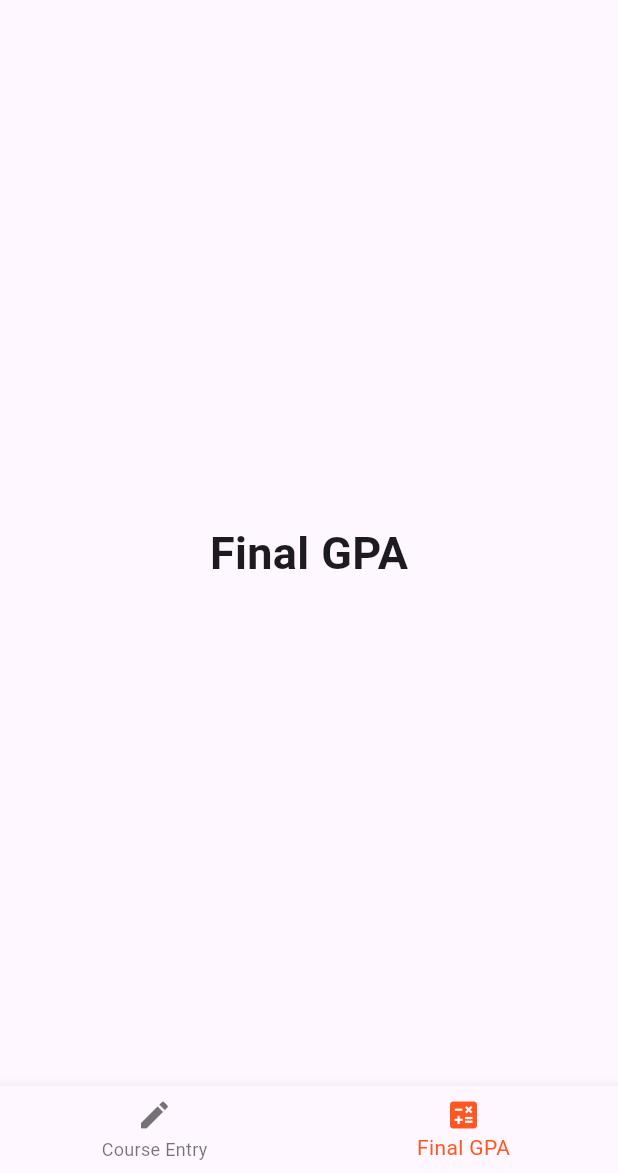
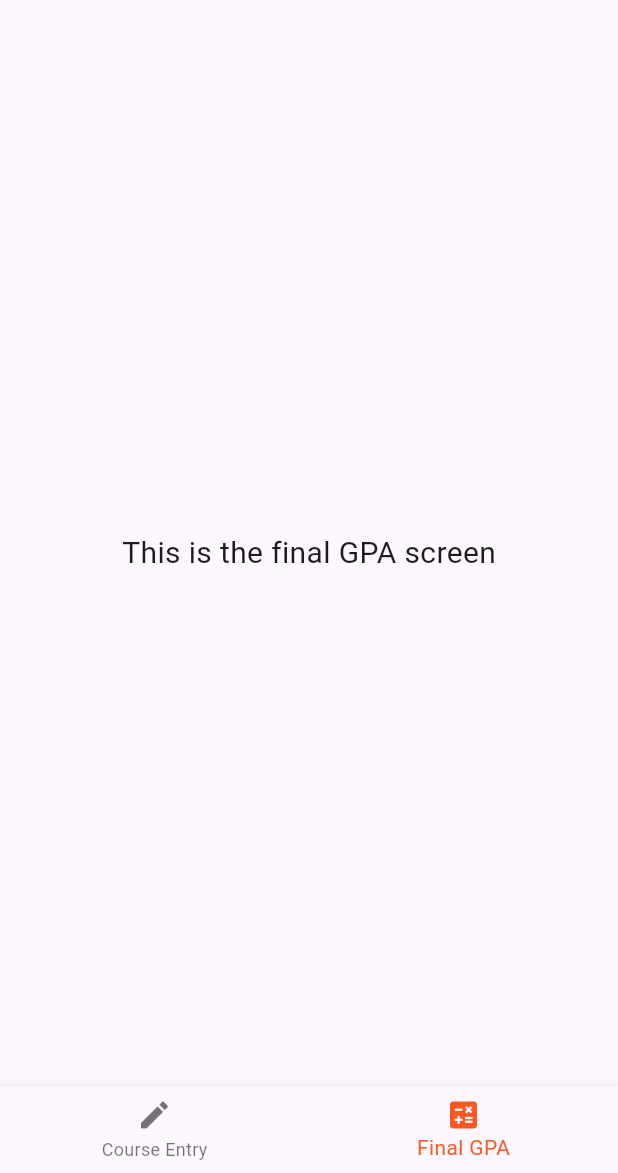
Before and after one commit to NavvAbhishek/GPA-Flow, a Flutter app: the screen it shows after launch, item 2 of the bottom bar chosen, on a phone screen of 412 x 824 dp, the part 63-1236 px from its top. Run offline on Flutter 3.47's test engine with Material 3 defaults, Android fonts, the phone set to English and light mode, and no system bars; our stand-ins replace get.

Commit message:
create separate screen files

```diff
--- a/lib/bottom_nav_bar.dart
+++ b/lib/bottom_nav_bar.dart
@@ -1,4 +1,6 @@
 import 'package:code/controllers/bottom_nav_controller.dart';
+import 'package:code/screens/course_entry.dart';
+import 'package:code/screens/final_gpa.dart';
 import 'package:flutter/material.dart';
 import 'package:get/get.dart';
 
@@ -12,13 +14,7 @@ class BottomNavBar extends StatefulWidget {
 class _BottomNavBarState extends State<BottomNavBar> {
   final BottomNavController controller = Get.put(BottomNavController());
 
-  static const TextStyle optionStyle =
-      TextStyle(fontSize: 30, fontWeight: FontWeight.bold);
-
-  static const List<Widget> pages = <Widget>[
-    Text('Add courses', style: optionStyle),
-    Text('Final GPA', style: optionStyle),
-  ];
+  static const List<Widget> pages = <Widget>[CourseEntry(), FinalGPA()];
 
   @override
   Widget build(BuildContext context) {
--- /dev/null
+++ b/lib/screens/final_gpa.dart
@@ -0,0 +1,20 @@
+import 'package:flutter/material.dart';
+
+class FinalGPA extends StatefulWidget {
+  const FinalGPA({super.key});
+
+  @override
+  State<FinalGPA> createState() => _FinalGPAState();
+}
+
+class _FinalGPAState extends State<FinalGPA> {
+  @override
+  Widget build(BuildContext context) {
+    return Scaffold(
+      body: Center(
+        child: Text('This is the final GPA screen',
+            style: TextStyle(fontSize: 20)),
+      ),
+    );
+  }
+}
```
Also changed, not shown: lib/screens/course_entry.dart (added, +20 -0 lines).
